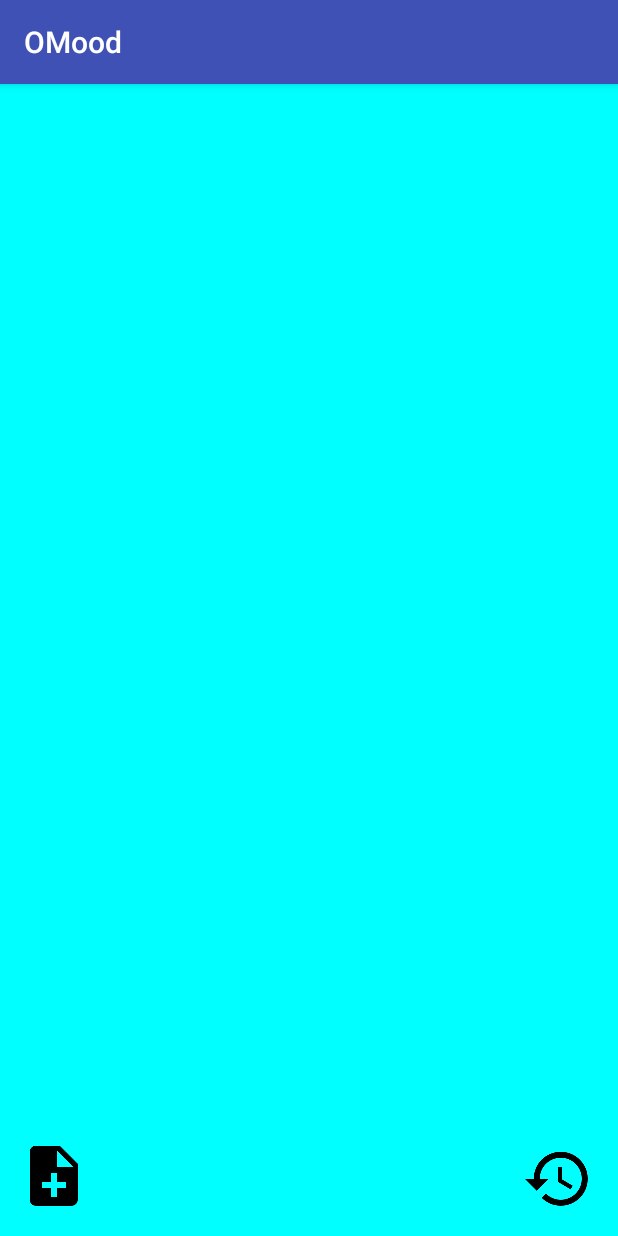
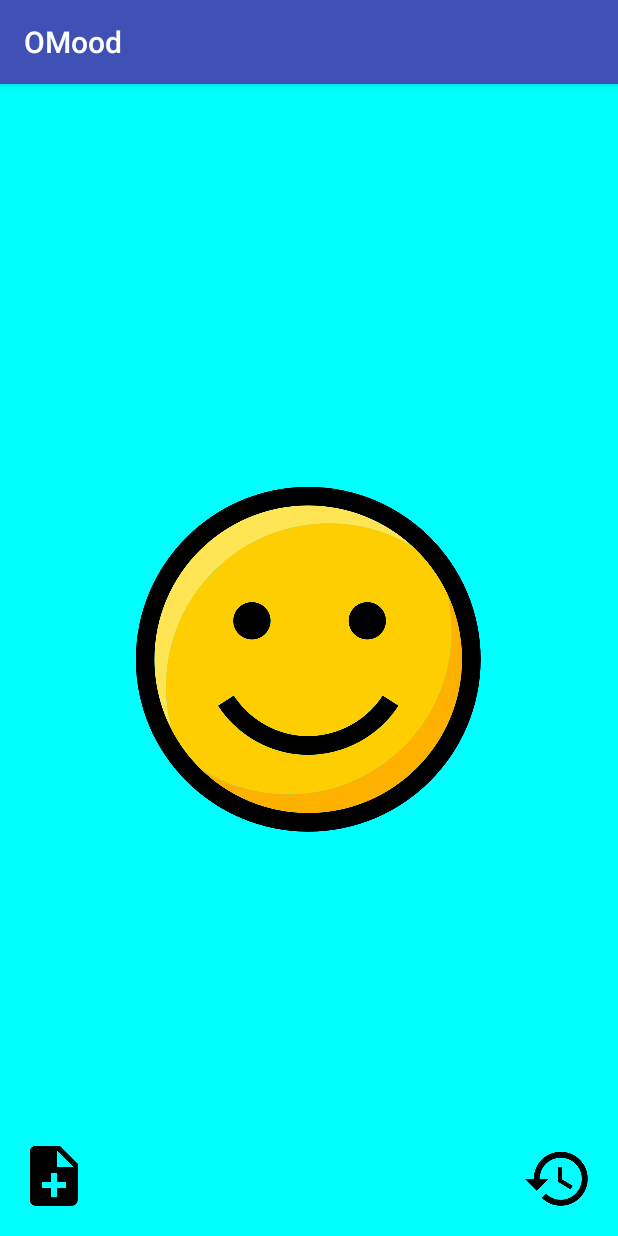
Before and after one commit to Boyman10/AMood, an Android app: the screen it shows after launch (MainActivity), on a phone screen of 412 x 824 dp. Run offline under Robolectric (Android 15) with nearby library versions, the phone set to English and light mode, and no system bars.

Commit message:
Fixing hashMap position of image - problem with recyclerView position tracking...

```diff
--- a/app/src/main/java/com/ocr/john/omood/model/MyAdapter.java
+++ b/app/src/main/java/com/ocr/john/omood/model/MyAdapter.java
@@ -71,7 +71,16 @@ public class MyAdapter extends RecyclerView.Adapter<MyViewHolder> {
         // - get element from your dataset at this position
         // - replace the contents of the view with that element
         holder.mImageView.setTag(emos.emos.get(position));
-        holder.mImageView.setImageDrawable(mDatasetMap.get(emos.emos.get(position)));
+
+
+        Drawable dr = mDatasetMap.get(position);
+        if(dr != null) {
+            holder.mImageView.setImageDrawable(dr);
+
+        } else {
+
+            Log.i("Info","Error Drawable - position : " + emos.emos.get(position));
+        }
 
         // Switch color depending on emoticon : -TODO
         holder.mCardView.setBackgroundColor(Color.CYAN);
```
